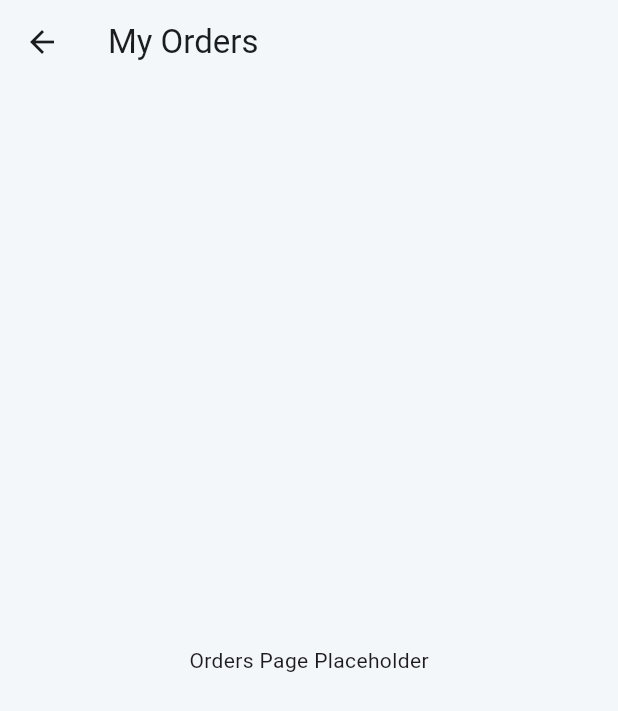
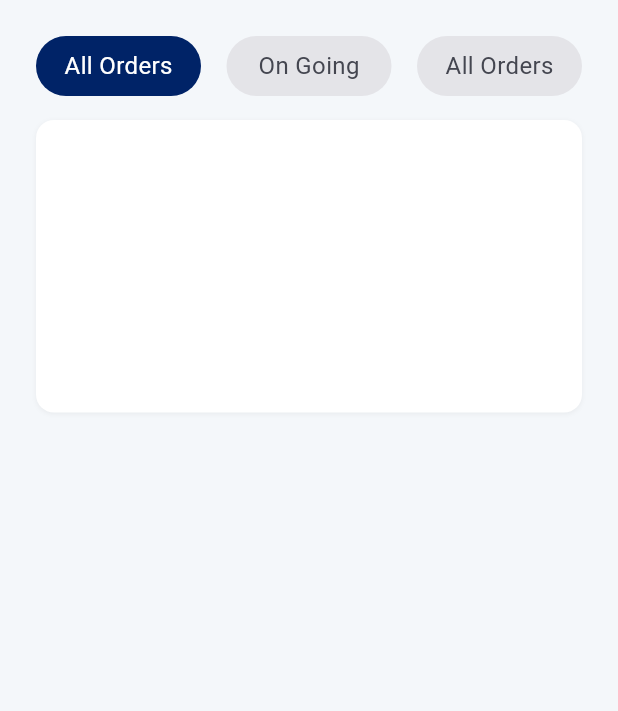
Before and after one commit to Jessetwo/vibrant_commerce, a Flutter app: the OrdersPage screen opened directly, on a phone screen of 412 x 824 dp. Shown: the top 711 px of the screen. Run offline on Flutter 3.47's test engine with Material 3 defaults, Android fonts, the phone set to English and light mode, and no system bars.

Commit message:
oders page

```diff
--- /dev/null
+++ b/lib/components/widgets/orders.dart
@@ -0,0 +1,24 @@
+import 'package:flutter/material.dart';
+
+class Orders extends StatelessWidget {
+  const Orders({super.key});
+
+  @override
+  Widget build(BuildContext context) {
+    return Container(
+      width: double.infinity,
+      height: 195,
+      decoration: BoxDecoration(
+        color: Colors.white,
+        boxShadow: [
+          BoxShadow(
+            color: Colors.black.withOpacity(0.05),
+            blurRadius: 2,
+            offset: Offset(0, 1),
+          ),
+        ],
+        borderRadius: BorderRadius.circular(12),
+      ),
+    );
+  }
+}
--- a/lib/screens/main_screens/orders_page.dart
+++ b/lib/screens/main_screens/orders_page.dart
@@ -1,5 +1,6 @@
 import 'package:flutter/material.dart';
 import 'package:vibrant_commerce/components/assets/app_colors.dart';
+import 'package:vibrant_commerce/components/widgets/orders.dart';
 
 class OrdersPage extends StatelessWidget {
   const OrdersPage({super.key});
@@ -8,14 +9,72 @@ class OrdersPage extends StatelessWidget {
   Widget build(BuildContext context) {
     return Scaffold(
       backgroundColor: AppColors.tertiaryColor,
-      appBar: AppBar(
-        title: const Text('My Orders'),
-        backgroundColor: Colors.transparent,
-        elevation: 0,
-        foregroundColor: AppColors.neutralColor,
-      ),
-      body: const Center(
-        child: Text('Orders Page Placeholder'),
+      body: SafeArea(
+        child: Padding(
+          padding: EdgeInsetsGeometry.all(24),
+          child: Column(
+            children: [
+              Row(
+                mainAxisAlignment: MainAxisAlignment.spaceBetween,
+                children: [
+                  //all orders
+                  Container(
+                    width: 110,
+                    height: 40,
+                    decoration: BoxDecoration(
+                      borderRadius: BorderRadius.circular(99),
+                      color: AppColors.secondaryColor,
+                    ),
+                    child: Center(
+                      child: Text(
+                        'All Orders',
+                        style: TextStyle(color: Colors.white, fontSize: 16),
+                      ),
+                    ),
+                  ),
+                  //ongoing
+                  Container(
+                    width: 110,
+                    height: 40,
+                    decoration: BoxDecoration(
+                      borderRadius: BorderRadius.circular(99),
+                      color: Color(0xffE4E4E8),
+                    ),
+                    child: Center(
+                      child: Text(
+                        'On Going',
+                        style: TextStyle(
+                          color: Color(0xff444650),
+                          fontSize: 16,
+                        ),
+                      ),
+                    ),
+                  ),
+                  //completed
+                  Container(
+                    width: 110,
+                    height: 40,
+                    decoration: BoxDecoration(
+                      borderRadius: BorderRadius.circular(99),
+                      color: Color(0xffE4E4E8),
+                    ),
+                    child: Center(
+                      child: Text(
+                        'All Orders',
+                        style: TextStyle(
+                          color: Color(0xff444650),
+                          fontSize: 16,
+                        ),
+                      ),
+                    ),
+                  ),
+                ],
+              ),
+              const SizedBox(height: 16),
+              Orders(),
+            ],
+          ),
+        ),
       ),
     );
   }
```
